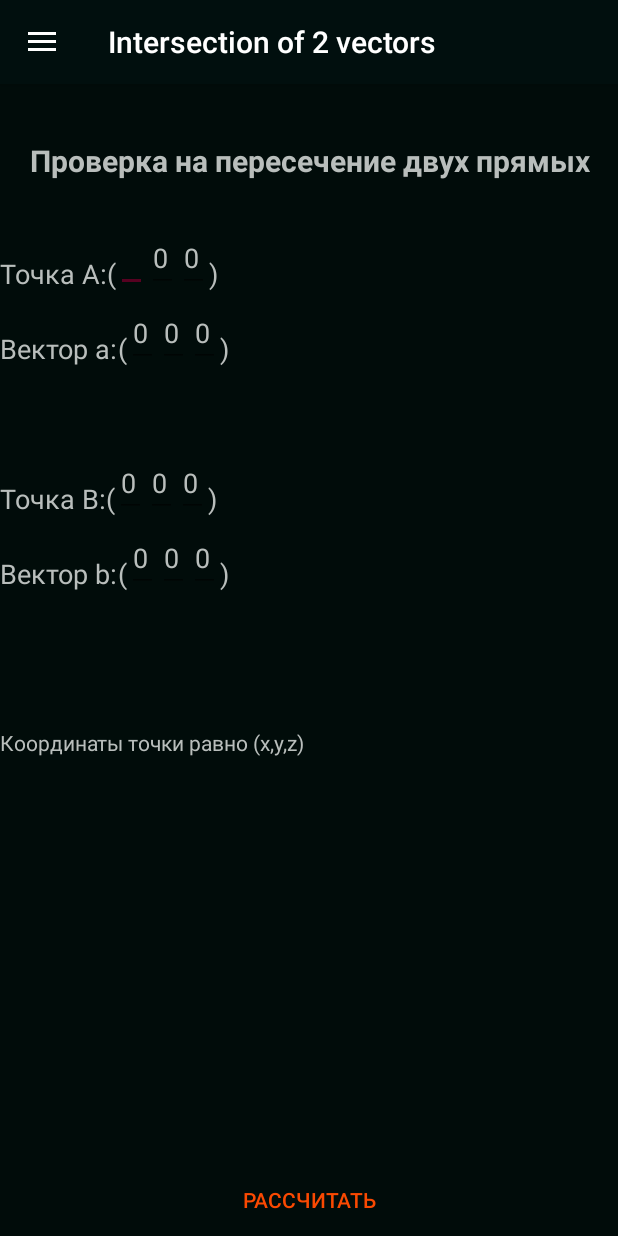
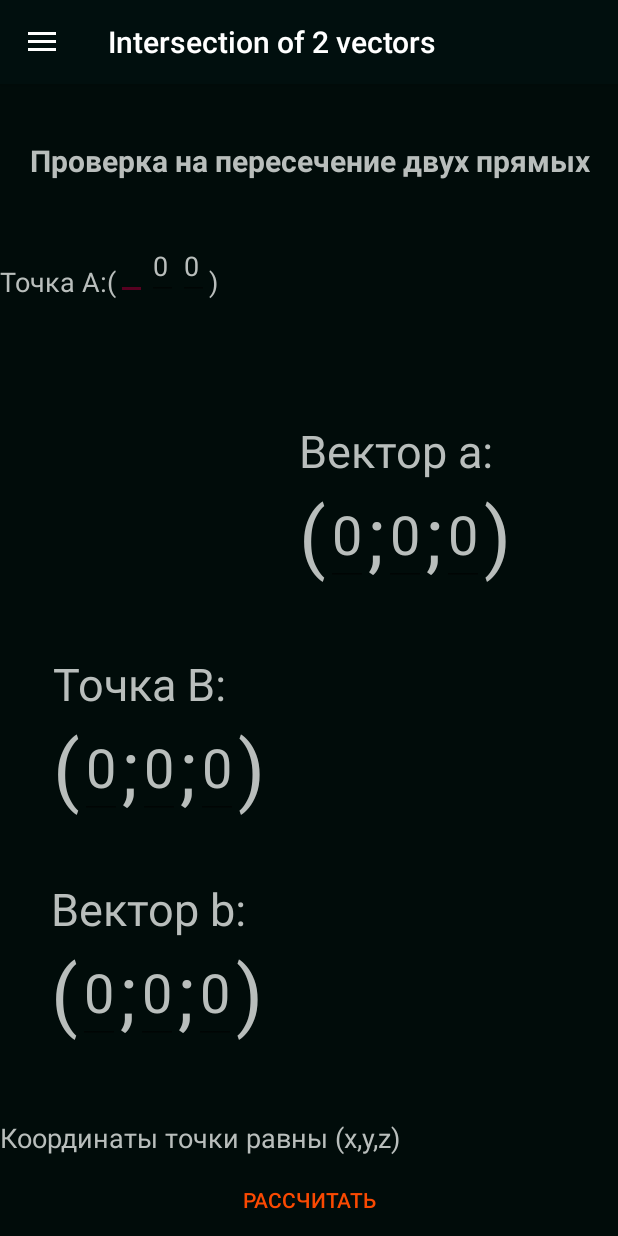
Before and after one commit to AJcorpcalc/AndroidCalc, an Android app: the screen it shows after launch (MainActivity), in the side drawer, after a tap on "Intersection of 2 vectors", on a phone screen of 412 x 824 dp. Run offline under Robolectric (Android 15) with nearby library versions, the phone set to English and light mode, and no system bars; our stand-ins replace navigation-ui.

Commit message:
shitty shit

```diff
--- a/Calculator_v_0.5/app/src/main/java/com/example/myapplication/ui/intersection/IntersectFragment.java
+++ b/Calculator_v_0.5/app/src/main/java/com/example/myapplication/ui/intersection/IntersectFragment.java
@@ -8,6 +8,8 @@ import android.view.ViewGroup;
 import android.view.inputmethod.InputMethodManager;
 import android.widget.EditText;
 import android.widget.TextView;
+import android.widget.Toast;
+
 import androidx.annotation.NonNull;
 import androidx.fragment.app.Fragment;
 
@@ -56,6 +58,8 @@ public class IntersectFragment extends Fragment {
         View.OnClickListener btn0 = new View.OnClickListener() {
             @Override
             public void onClick(View v) {
+                try {
+
                     double f_dot_x = Double.parseDouble(first_dot_x.getText().toString());
                     double f_dot_y = Double.parseDouble(first_dot_y.getText().toString());
                     double f_dot_z = Double.parseDouble(first_dot_z.getText().toString());
@@ -71,11 +75,15 @@ public class IntersectFragment extends Fragment {
                     double s_vec_x = Double.parseDouble(second_vector_x.getText().toString());
                     double s_vec_y = Double.parseDouble(second_vector_y.getText().toString());
                     double s_vec_z = Double.parseDouble(second_vector_z.getText().toString());
+
                     Straight str_first = new Straight(f_vec_x, f_vec_y, f_vec_z, f_dot_x, f_dot_y, f_dot_z);
                     Straight str_second = new Straight(s_vec_x, s_vec_y, s_vec_z, s_dot_x, s_dot_y, s_dot_z);
 
                     intersectionText.setText(new IntersectionVector(str_first, str_second).getCoordination());
-
+                } catch (NumberFormatException e) {
+                    Toast.makeText(getActivity(),"без чисел не будет и результата.\n Конфуций",Toast.LENGTH_SHORT).show();
+                return;
+            }
             }
         };
 
@@ -97,7 +105,6 @@ public class IntersectFragment extends Fragment {
                         case R.id.input_first_vector_x: first_vector_x.setText(""); break;
                         case R.id.input_first_vector_y: first_vector_y.setText(""); break;
                         case R.id.input_first_vector_z: first_vector_z.setText(""); break;
-
                     }
 
                     ((InputMethodManager)getActivity().getSystemService(Context.INPUT_METHOD_SERVICE))
--- a/Calculator_v_0.5/app/src/main/res/layout/fragment_intersection.xml
+++ b/Calculator_v_0.5/app/src/main/res/layout/fragment_intersection.xml
@@ -31,6 +31,7 @@
         android:clickable="false"
         android:gravity="center"
         android:textColor="@color/colorText"
+        android:textSize="18dp"
         app:layout_constraintBottom_toBottomOf="parent"
         app:layout_constraintStart_toStartOf="parent"
         app:layout_constraintTop_toTopOf="parent"
@@ -95,51 +96,65 @@
 
 
     <TextView
+        android:id="@+id/first_vector_title"
+        android:layout_width="wrap_content"
+        android:layout_height="wrap_content"
+        android:layout_marginStart="116dp"
+        android:layout_marginLeft="116dp"
+        android:text="Вектор a:"
+        android:textColor="@color/colorText"
+        android:textSize="30sp"
+        app:layout_constraintBottom_toTopOf="@+id/bracket_first_vector_open"
+        app:layout_constraintEnd_toEndOf="parent"
+        app:layout_constraintStart_toStartOf="parent" />
+
+    <EditText
+        android:id="@+id/input_first_vector_x"
+        android:layout_width="wrap_content"
+        android:layout_height="wrap_content"
+        android:clickable="true"
+        android:inputType="numberSigned|numberDecimal"
+        android:text="@string/_0"
+        android:textColor="@color/colorText"
+        android:textSize="36sp"
+        app:layout_constraintBottom_toBottomOf="@+id/bracket_first_vector_open"
+        app:layout_constraintStart_toEndOf="@+id/bracket_first_vector_open"
+        tools:text="0" />
+
+    <EditText
+        android:id="@+id/input_first_vector_z"
+        android:layout_width="wrap_content"
+        android:layout_height="wrap_content"
+        android:clickable="true"
+        android:inputType="numberSigned|numberDecimal"
+        android:text="@string/_0"
+        android:textColor="@color/colorText"
+        android:textSize="36sp"
+        app:layout_constraintBottom_toBottomOf="@+id/input_first_vector_y"
+        app:layout_constraintStart_toEndOf="@+id/dot_point_f_yv_zv"
+        tools:text="0" />
+
+    <TextView
+        android:id="@+id/dot_point_f_yv_zv"
+        android:layout_width="wrap_content"
+        android:layout_height="wrap_content"
+        android:text=";"
+        android:textColor="@color/colorText"
+        android:textSize="52sp"
+        app:layout_constraintBottom_toBottomOf="@+id/input_first_vector_y"
+        app:layout_constraintStart_toEndOf="@+id/input_first_vector_y"
+        tools:text=";" />
+
+    <TextView
         android:id="@+id/bracket_first_vector_open"
         android:layout_width="wrap_content"
         android:layout_height="wrap_content"
         android:text="("
         android:textColor="@color/colorText"
-        android:textSize="18sp"
-        app:layout_constraintBottom_toBottomOf="@+id/first_vector_title"
-        app:layout_constraintStart_toEndOf="@id/first_vector_title"
+        android:textSize="52sp"
+        app:layout_constraintBottom_toTopOf="@+id/second_line_title"
+        app:layout_constraintStart_toStartOf="@+id/first_vector_title"
         tools:text="(" />
-
-    <EditText
-        android:id="@+id/input_first_vector_x"
-        android:layout_width="wrap_content"
-        android:clickable="true"
-        android:layout_height="wrap_content"
-        android:text="@string/_0"
-        android:textColor="@color/colorText"
-        app:layout_constraintBottom_toBottomOf="@+id/bracket_first_vector_open"
-        app:layout_constraintStart_toEndOf="@+id/bracket_first_vector_open"
-        tools:text="0"
-        android:inputType="numberSigned|numberDecimal"/>
-
-    <EditText
-        android:id="@+id/input_first_vector_y"
-        android:clickable="true"
-        android:layout_width="wrap_content"
-        android:layout_height="wrap_content"
-        android:text="@string/_0"
-        android:textColor="@color/colorText"
-        app:layout_constraintBottom_toBottomOf="@+id/input_first_vector_x"
-        app:layout_constraintStart_toEndOf="@+id/input_first_vector_x"
-        tools:text="0"
-        android:inputType="numberSigned|numberDecimal" />
-
-    <EditText
-        android:id="@+id/input_first_vector_z"
-        android:clickable="true"
-        android:layout_width="wrap_content"
-        android:layout_height="wrap_content"
-        android:text="@string/_0"
-        android:textColor="@color/colorText"
-        app:layout_constraintBottom_toBottomOf="@+id/input_first_vector_y"
-        app:layout_constraintStart_toEndOf="@+id/input_first_vector_y"
-        tools:text="0"
-        android:inputType="numberSigned|numberDecimal"/>
 
     <TextView
         android:id="@+id/bracket_first_vector_close"
@@ -147,10 +162,35 @@
         android:layout_height="wrap_content"
         android:text=")"
         android:textColor="@color/colorText"
-        android:textSize="18sp"
+        android:textSize="52sp"
         app:layout_constraintBottom_toBottomOf="@+id/input_first_vector_z"
         app:layout_constraintStart_toEndOf="@+id/input_first_vector_z"
         tools:text=")" />
+
+    <EditText
+        android:id="@+id/input_first_vector_y"
+        android:layout_width="wrap_content"
+        android:layout_height="wrap_content"
+        android:clickable="true"
+        android:inputType="numberSigned|numberDecimal"
+        android:text="@string/_0"
+        android:textColor="@color/colorText"
+        android:textSize="36sp"
+        app:layout_constraintBottom_toBottomOf="@+id/input_first_vector_x"
+        app:layout_constraintStart_toEndOf="@+id/dot_point_f_xv_yv"
+        tools:text="0" />
+
+    <TextView
+        android:id="@+id/dot_point_f_xv_yv"
+        android:layout_width="wrap_content"
+        android:layout_height="wrap_content"
+        android:text=";"
+        android:textColor="@color/colorText"
+        android:textSize="52sp"
+        app:layout_constraintBottom_toBottomOf="@+id/input_first_vector_x"
+        app:layout_constraintStart_toEndOf="@+id/input_first_vector_x"
+        tools:text=";" />
+
 
     <TextView
         android:id="@+id/first_dot_title"
@@ -164,16 +204,9 @@
         app:layout_constraintTop_toBottomOf="@id/first_line_title"
         />
 
-    <TextView
-        android:id="@+id/first_vector_title"
-        android:layout_width="wrap_content"
-        android:layout_height="wrap_content"
-        android:layout_marginTop="70dp"
-        android:text="Вектор a:"
-        android:textColor="@color/colorText"
-        android:textSize="18sp"
-        app:layout_constraintStart_toStartOf="parent"
-        app:layout_constraintTop_toBottomOf="@id/first_line_title" />
+
+
+
     <TextView
         android:id="@+id/second_line_title"
         android:layout_width="match_parent"
@@ -181,122 +214,12 @@
         android:clickable="false"
         android:gravity="center"
         android:textColor="@color/colorText"
+        android:textSize="18dp"
         app:layout_constraintBottom_toBottomOf="parent"
         app:layout_constraintStart_toStartOf="parent"
         app:layout_constraintTop_toTopOf="parent"
-        app:layout_constraintVertical_bias="0.3"
+        app:layout_constraintVertical_bias="0.45"
         tools:text="Координаты точки и направляющего вектора 2 прямой:" />
-
-    <TextView
-        android:id="@+id/bracket_second_dot_open"
-        android:layout_width="wrap_content"
-        android:layout_height="wrap_content"
-        android:text="("
-        android:textColor="@color/colorText"
-        android:textSize="18sp"
-        app:layout_constraintStart_toEndOf="@id/second_dot_title"
-        app:layout_constraintBottom_toBottomOf="@id/second_dot_title"
-        tools:text="(" />
-
-    <EditText
-        android:id="@+id/input_second_dot_x"
-        android:layout_width="wrap_content"
-        android:layout_height="wrap_content"
-        android:text="@string/_0"
-        android:textColor="@color/colorText"
-        app:layout_constraintBottom_toBottomOf="@+id/bracket_second_dot_open"
-        app:layout_constraintStart_toEndOf="@+id/bracket_second_dot_open"
-        tools:text="0"
-        android:inputType="numberSigned|numberDecimal"/>
-
-    <EditText
-        android:id="@+id/input_second_dot_y"
-        android:layout_width="wrap_content"
-        android:layout_height="wrap_content"
-        android:text="@string/_0"
-        android:textColor="@color/colorText"
-        app:layout_constraintBottom_toBottomOf="@+id/input_second_dot_x"
-        app:layout_constraintStart_toEndOf="@+id/input_second_dot_x"
-        tools:text="0"
-        android:inputType="numberSigned|numberDecimal"/>
-
-    <EditText
-        android:id="@+id/input_second_dot_z"
-        android:layout_width="wrap_content"
-        android:layout_height="wrap_content"
-        android:text="@string/_0"
-        android:textColor="@color/colorText"
-        app:layout_constraintBottom_toBottomOf="@+id/input_second_dot_y"
-        app:layout_constraintStart_toEndOf="@+id/input_second_dot_y"
-        tools:text="0"
-        android:inputType="numberSigned|numberDecimal"/>
-
-    <TextView
-        android:id="@+id/bracket_second_dot_close"
-        android:layout_width="wrap_content"
-        android:layout_height="wrap_content"
-        android:text=")"
-        android:textColor="@color/colorText"
-        android:textSize="18sp"
-        app:layout_constraintBottom_toBottomOf="@+id/input_second_dot_z"
-        app:layout_constraintStart_toEndOf="@+id/input_second_dot_z"
-        tools:text=")"
-        />
-
-    <TextView
-        android:id="@+id/bracket_second_vector_open"
-        android:layout_width="wrap_content"
-        android:layout_height="wrap_content"
-        android:text="("
-        android:textColor="@color/colorText"
-        android:textSize="18sp"
-        app:layout_constraintBottom_toBottomOf="@+id/second_vector_title"
-        app:layout_constraintStart_toEndOf="@id/second_vector_title"
-        tools:text="(" />
-
-    <EditText
-        android:id="@+id/input_second_vector_x"
-        android:layout_width="wrap_content"
-        android:layout_height="wrap_content"
-        android:text="@string/_0"
-        android:textColor="@color/colorText"
-        app:layout_constraintBottom_toBottomOf="@+id/bracket_second_vector_open"
-        app:layout_constraintStart_toEndOf="@+id/bracket_second_vector_open"
-        tools:text="0"
-        android:inputType="numberSigned|numberDecimal"/>
-
-    <EditText
-        android:id="@+id/input_second_vector_y"
-        android:layout_width="wrap_content"
-        android:layout_height="wrap_content"
-        android:text="@string/_0"
-        android:textColor="@color/colorText"
-        app:layout_constraintBottom_toBottomOf="@+id/input_second_vector_x"
-        app:layout_constraintStart_toEndOf="@+id/input_second_vector_x"
-        tools:text="0"
-        android:inputType="numberSigned|numberDecimal"/>
-
-    <EditText
-        android:id="@+id/input_second_vector_z"
-        android:layout_width="wrap_content"
-        android:layout_height="wrap_content"
-        android:text="@string/_0"
-        android:textColor="@color/colorText"
-        app:layout_constraintBottom_toBottomOf="@+id/input_second_vector_y"
-        app:layout_constraintStart_toEndOf="@+id/input_second_vector_y"
-        tools:text="0"
-        android:inputType="numberSigned|numberDecimal"/>
-
-    <TextView
-        android:id="@+id/bracket_second_vector_close"
-        android:layout_width="wrap_content"
-        android:layout_height="wrap_content"
-        android:text=")"
-        android:textColor="@color/colorText"
-        android:textSize="18sp"
-        app:layout_constraintBottom_toBottomOf="@+id/input_second_vector_z"
-        app:layout_constraintStart_toEndOf="@+id/input_second_vector_z"
-        tools:text=")" />
 
     <TextView
         android:id="@+id/second_dot_title"
@@ -305,45 +228,214 @@
         android:layout_marginTop="20dp"
         android:text="Точка B:"
         android:textColor="@color/colorText"
-        android:textSize="18sp"
+        android:textSize="30sp"
+        app:layout_constraintEnd_toEndOf="parent"
+        app:layout_constraintHorizontal_bias="0.12"
         app:layout_constraintStart_toStartOf="parent"
         app:layout_constraintTop_toBottomOf="@id/second_line_title" />
+
+    <TextView
+        android:id="@+id/bracket_second_dot_open"
+        android:layout_width="wrap_content"
+        android:layout_height="wrap_content"
+        android:text="("
+        android:textColor="@color/colorText"
+        android:textSize="52sp"
+        app:layout_constraintStart_toStartOf="@+id/second_dot_title"
+        app:layout_constraintTop_toBottomOf="@+id/second_dot_title"
+        tools:text="(" />
+
+    <EditText
+        android:id="@+id/input_second_dot_x"
+        android:layout_width="wrap_content"
+        android:layout_height="wrap_content"
+        android:inputType="numberSigned|numberDecimal"
+        android:text="@string/_0"
+        android:textColor="@color/colorText"
+        android:textSize="36sp"
+        app:layout_constraintBottom_toBottomOf="@+id/bracket_second_dot_open"
+        app:layout_constraintStart_toEndOf="@+id/bracket_second_dot_open"
+        tools:text="0" />
+
+    <TextView
+        android:id="@+id/dot_point_s_xd_yd"
+        android:layout_width="wrap_content"
+        android:layout_height="wrap_content"
+        android:text=";"
+        android:textColor="@color/colorText"
+        android:textSize="52sp"
+        app:layout_constraintBottom_toBottomOf="@+id/input_second_dot_y"
+        app:layout_constraintStart_toEndOf="@+id/input_second_dot_y"
+        tools:text=";" />
+
+    <EditText
+        android:id="@+id/input_second_dot_y"
+        android:layout_width="wrap_content"
+        android:layout_height="wrap_content"
+        android:inputType="numberSigned|numberDecimal"
+        android:text="@string/_0"
+        android:textColor="@color/colorText"
+        android:textSize="36sp"
+        app:layout_constraintBottom_toBottomOf="@+id/dot_point_s_yd_zd"
+        app:layout_constraintStart_toEndOf="@+id/dot_point_s_yd_zd"
+        tools:text="0" />
+
+
+
+
+    <TextView
+        android:id="@+id/dot_point_s_yd_zd"
+        android:layout_width="wrap_content"
+        android:layout_height="wrap_content"
+        android:text=";"
+        android:textColor="@color/colorText"
+        android:textSize="52sp"
+        app:layout_constraintBottom_toBottomOf="@+id/input_second_dot_x"
+        app:layout_constraintStart_toEndOf="@+id/input_second_dot_x"
+        tools:text=";" />
+
+    <EditText
+        android:id="@+id/input_second_dot_z"
+        android:layout_width="wrap_content"
+        android:layout_height="wrap_content"
+        android:inputType="numberSigned|numberDecimal"
+        android:text="@string/_0"
+        android:textColor="@color/colorText"
+        android:textSize="36sp"
+        app:layout_constraintBottom_toBottomOf="@+id/dot_point_s_xd_yd"
+        app:layout_constraintStart_toEndOf="@+id/dot_point_s_xd_yd"
+        tools:text="0" />
+
+    <TextView
+        android:id="@+id/bracket_second_dot_close"
+        android:layout_width="wrap_content"
+        android:layout_height="wrap_content"
+        android:text=")"
+        android:textColor="@color/colorText"
+        android:textSize="52sp"
+        app:layout_constraintBottom_toBottomOf="@+id/input_second_dot_z"
+        app:layout_constraintStart_toEndOf="@+id/input_second_dot_z"
+        tools:text=")" />
+
+    <TextView
+        android:id="@+id/bracket_second_vector_open"
+        android:layout_width="wrap_content"
+        android:layout_height="wrap_content"
+        android:layout_marginBottom="20dp"
+        android:text="("
+        android:textColor="@color/colorText"
+        android:textSize="52sp"
+        app:layout_constraintBottom_toTopOf="@+id/result_title"
+        app:layout_constraintStart_toStartOf="@+id/second_vector_title"
+        tools:text="(" />
+
+    <EditText
+        android:id="@+id/input_second_vector_x"
+        android:layout_width="wrap_content"
+        android:layout_height="wrap_content"
+        android:gravity="center"
+        android:inputType="numberSigned|numberDecimal"
+        android:text="@string/_0"
+        android:textColor="@color/colorText"
+        android:textSize="36sp"
+        app:layout_constraintBottom_toBottomOf="@+id/bracket_second_vector_open"
+        app:layout_constraintStart_toEndOf="@+id/bracket_second_vector_open"
+        tools:text="0" />
+
+    <TextView
+        android:id="@+id/dot_point_s_xv_yv"
+        android:layout_width="wrap_content"
+        android:layout_height="wrap_content"
+        android:text=";"
+        android:textColor="@color/colorText"
+        android:textSize="52sp"
+        app:layout_constraintBottom_toBottomOf="@+id/input_second_vector_y"
+        app:layout_constraintStart_toEndOf="@+id/input_second_vector_y"
+        tools:text=";" />
+
+    <EditText
+        android:id="@+id/input_second_vector_y"
+        android:layout_width="wrap_content"
+        android:layout_height="wrap_content"
+        android:gravity="center"
+        android:inputType="numberSigned|numberDecimal"
+        android:text="@string/_0"
+        android:textColor="@color/colorText"
+        android:textSize="36sp"
+        app:layout_constraintBottom_toBottomOf="@+id/dot_point_s_yv_zv"
+        app:layout_constraintStart_toEndOf="@+id/dot_point_s_yv_zv"
+        tools:text="0" />
+
+    <TextView
+        android:id="@+id/dot_point_s_yv_zv"
+        android:layout_width="wrap_content"
+        android:layout_height="wrap_content"
+        android:text=";"
+        android:textColor="@color/colorText"
+        android:textSize="52sp"
+        app:layout_constraintBottom_toBottomOf="@+id/input_second_vector_x"
+        app:layout_constraintStart_toEndOf="@+id/input_second_vector_x"
+        tools:text=";" />
+
+    <EditText
+        android:id="@+id/input_second_vector_z"
+        android:layout_width="wrap_content"
+        android:layout_height="wrap_content"
+        android:gravity="center"
+        android:inputType="numberSigned|numberDecimal"
+        android:text="@string/_0"
+        android:textColor="@color/colorText"
+        android:textSize="36sp"
+        app:layout_constraintBottom_toBottomOf="@+id/dot_point_s_xv_yv"
+        app:layout_constraintStart_toEndOf="@+id/dot_point_s_xv_yv"
+        tools:text="0" />
+
+    <TextView
+        android:id="@+id/bracket_second_vector_close"
+        android:layout_width="wrap_content"
+        android:layout_height="wrap_content"
+        android:text=")"
+        android:textColor="@color/colorText"
+        android:textSize="52sp"
+        app:layout_constraintBottom_toBottomOf="@+id/input_second_vector_z"
+        app:layout_constraintStart_toEndOf="@+id/input_second_vector_z"
+        tools:text=")" />
+
 
     <TextView
         android:id="@+id/second_vector_title"
         android:layout_width="wrap_content"
         android:layout_height="wrap_content"
-        android:layout_marginTop="70dp"
         android:text="Вектор b:"
         android:textColor="@color/colorText"
-        android:textSize="18sp"
-        app:layout_constraintStart_toStartOf="parent"
-        app:layout_constraintTop_toBottomOf="@id/second_line_title" />
-
+        android:textSize="30sp"
+        app:layout_constraintBottom_toTopOf="@+id/bracket_second_vector_open"
+        app:layout_constraintEnd_toEndOf="parent"
+        app:layout_constraintHorizontal_bias="0.12"
+        app:layout_constraintStart_toStartOf="parent" />
 
     <TextView
         android:id="@+id/result_title"
         android:layout_width="match_parent"
         android:layout_height="wrap_content"
+        android:layout_marginBottom="5dp"
         android:clickable="false"
         android:gravity="center"
         android:textColor="@color/colorText"
-        app:layout_constraintBottom_toBottomOf="parent"
-        app:layout_constraintStart_toStartOf="parent"
-        app:layout_constraintTop_toTopOf="parent"
+        android:textSize="18sp"
+        app:layout_constraintBottom_toTopOf="@+id/Intersection_result_textview"
         tools:text="Результат:" />
-
 
 
     <TextView
         android:id="@+id/Intersection_result_textview"
         android:layout_width="match_parent"
         android:layout_height="wrap_content"
-        android:text="Координаты точки равно (x,y,z)"
+        android:layout_marginBottom="5dp"
+        android:text="Координаты точки равны (x,y,z)"
         android:textColor="@color/colorText"
-        app:layout_constraintBottom_toBottomOf="parent"
-        app:layout_constraintTop_toBottomOf="@+id/result_title"
-        app:layout_constraintVertical_bias="0.1"
+        android:textSize="18sp"
+        app:layout_constraintBottom_toTopOf="@+id/Button_intersection_result"
         tools:layout_editor_absoluteX="0dp" />
 
     <Button
```
Lines whose indentation alone changed are shown as unchanged.
